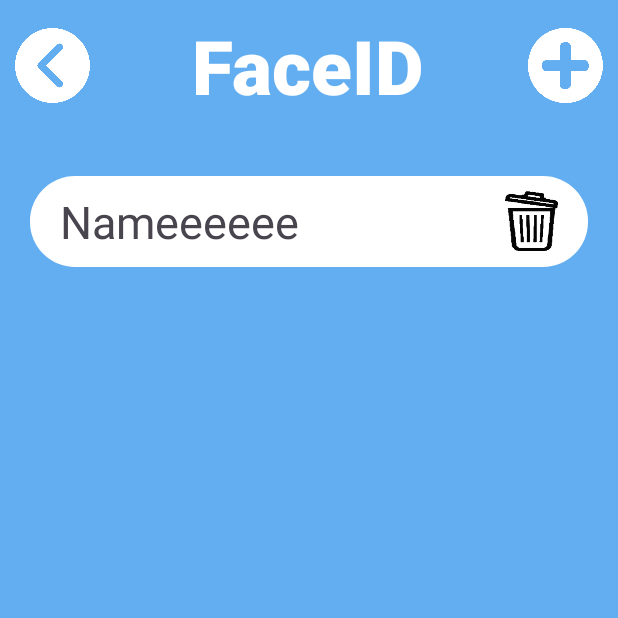
After one commit to minhnhatmn16/PBL5_SmartHome, an Android app: the FaceID screen opened directly, with no data from a screen before it, on a phone screen of 412 x 824 dp, the top half of it. The commit adds this screen. Run offline under Robolectric (Android 15) with nearby library versions, the phone set to English and light mode, and no system bars.

Commit message:
update faceid

```diff
--- a/SmartHome/app/src/main/AndroidManifest.xml
+++ b/SmartHome/app/src/main/AndroidManifest.xml
@@ -13,6 +13,9 @@
         android:theme="@style/Theme.SmartHome"
         tools:targetApi="31">
         <activity
+            android:name=".FaceID"
+            android:exported="false" />
+        <activity
             android:name=".MainActivity"
             android:exported="true">
             <intent-filter>
--- /dev/null
+++ b/SmartHome/app/src/main/java/com/example/smarthome/FaceID.java
@@ -0,0 +1,37 @@
+package com.example.smarthome;
+
+import android.content.Intent;
+import android.os.Bundle;
+import android.view.View;
+import android.widget.ImageButton;
+
+import androidx.activity.EdgeToEdge;
+import androidx.appcompat.app.AppCompatActivity;
+import androidx.core.graphics.Insets;
+import androidx.core.view.ViewCompat;
+import androidx.core.view.WindowInsetsCompat;
+
+public class FaceID extends AppCompatActivity {
+
+    ImageButton back_main;
+    @Override
+    protected void onCreate(Bundle savedInstanceState) {
+        super.onCreate(savedInstanceState);
+        EdgeToEdge.enable(this);
+        setContentView(R.layout.activity_face_id);
+        ViewCompat.setOnApplyWindowInsetsListener(findViewById(R.id.main), (v, insets) -> {
+            Insets systemBars = insets.getInsets(WindowInsetsCompat.Type.systemBars());
+            v.setPadding(systemBars.left, systemBars.top, systemBars.right, systemBars.bottom);
+            return insets;
+        });
+
+        back_main = findViewById(R.id.back_main);
+        back_main.setOnClickListener(new View.OnClickListener() {
+            @Override
+            public void onClick(View v) {
+                Intent intent  = new Intent(FaceID.this , MainActivity.class);
+                startActivity(intent);
+            }
+        });
+    }
+}
--- a/SmartHome/app/src/main/java/com/example/smarthome/MainActivity.java
+++ b/SmartHome/app/src/main/java/com/example/smarthome/MainActivity.java
@@ -1,5 +1,6 @@
 package com.example.smarthome;
 
+import android.content.Intent;
 import android.os.Bundle;
 import android.view.View;
 import android.widget.ImageButton;
@@ -30,6 +31,8 @@ public class MainActivity extends AppCompatActivity {
     DatabaseReference db_fan;
     Integer val_fan;
     SeekBar fan;
+
+    ImageButton faceid;
 
     DatabaseReference db_hum;
     Float val_hum;
@@ -62,6 +65,8 @@ public class MainActivity extends AppCompatActivity {
 
         db_fan = database.getReference("fan");
         fan = findViewById(R.id.fan);
+
+        faceid = findViewById(R.id.faceid);
 
         db_hum = database.getReference("hum");
         hum = findViewById(R.id.hum);
@@ -162,6 +167,15 @@ public class MainActivity extends AppCompatActivity {
             public void onStopTrackingTouch(SeekBar seekBar) {
             }
         });
+
+        faceid.setOnClickListener(new View.OnClickListener() {
+            @Override
+            public void onClick(View v) {
+                Intent intent = new Intent(MainActivity.this, FaceID.class);
+                startActivity(intent);
+            }
+        });
+
     }
 
 
--- /dev/null
+++ b/SmartHome/app/src/main/res/drawable/bg_list.xml
@@ -0,0 +1,8 @@
+<?xml version="1.0" encoding="utf-8"?>
+<shape xmlns:android="http://schemas.android.com/apk/res/android"
+    android:shape="rectangle">
+
+    <corners android:radius="30dp" />
+    <solid android:color="@color/white" />
+
+</shape>
--- /dev/null
+++ b/SmartHome/app/src/main/res/layout/activity_face_id.xml
@@ -0,0 +1,88 @@
+<?xml version="1.0" encoding="utf-8"?>
+<ScrollView xmlns:android="http://schemas.android.com/apk/res/android"
+    xmlns:app="http://schemas.android.com/apk/res-auto"
+    xmlns:tools="http://schemas.android.com/tools"
+    android:id="@+id/main"
+    android:layout_width="match_parent"
+    android:layout_height="match_parent"
+    android:orientation="vertical"
+    android:background="@color/color_bg"
+    tools:context=".FaceID">
+
+    <LinearLayout
+        android:layout_width="match_parent"
+        android:layout_height="wrap_content"
+        android:orientation="vertical">
+        <androidx.constraintlayout.widget.ConstraintLayout
+            android:layout_width="match_parent"
+            android:layout_height="wrap_content"
+            android:layout_marginTop="10dp">
+            <ImageButton
+                android:id="@+id/back_main"
+                android:layout_width="50dp"
+                android:layout_height="50dp"
+                android:background="@drawable/back"
+                app:layout_constraintBottom_toBottomOf="parent"
+                app:layout_constraintStart_toStartOf="parent"
+                app:layout_constraintTop_toTopOf="parent"
+                android:layout_marginLeft="10dp"/>
+
+                <ImageButton
+                android:id="@+id/add_face"
+                android:layout_width="50dp"
+                android:layout_height="50dp"
+                android:background="@drawable/add_face"
+                app:layout_constraintBottom_toBottomOf="parent"
+                app:layout_constraintEnd_toEndOf="parent"
+                app:layout_constraintTop_toTopOf="parent"
+                android:layout_marginRight="10dp"/>
+
+            <TextView
+                android:id="@+id/textView"
+                android:layout_width="wrap_content"
+                android:layout_height="wrap_content"
+                android:text="FaceID"
+                android:textSize="50dp"
+                android:fontFamily="sans-serif-medium"
+                android:textColor="@color/white"
+                android:textStyle="bold"
+                app:layout_constraintBottom_toBottomOf="parent"
+                app:layout_constraintEnd_toEndOf="parent"
+                app:layout_constraintHorizontal_bias="0.498"
+                app:layout_constraintStart_toStartOf="parent"
+                app:layout_constraintTop_toTopOf="parent"/>
+        </androidx.constraintlayout.widget.ConstraintLayout>
+
+        <LinearLayout
+            android:layout_width="match_parent"
+            android:layout_height="wrap_content"
+            android:background="@drawable/bg_list"
+            android:layout_marginTop="40dp"
+            android:layout_marginLeft="20dp"
+            android:layout_marginRight="20dp"
+            android:padding="10dp"
+            android:orientation="horizontal">
+            <TextView
+                android:layout_width="wrap_content"
+                android:layout_height="wrap_content"
+                android:text="Nameeeeee"
+                android:textSize="30dp"
+                android:layout_marginLeft="10dp"/>
+            <LinearLayout
+                android:layout_width="match_parent"
+                android:layout_height="wrap_content"
+                android:orientation="vertical">
+                <ImageButton
+                    android:id="@+id/delete"
+                    android:layout_width="35dp"
+                    android:layout_height="40dp"
+                    android:background="@drawable/delete"
+                    android:layout_gravity="right"
+                    android:layout_marginRight="10dp"/>
+            </LinearLayout>
+
+        </LinearLayout>
+
+
+    </LinearLayout>
+</ScrollView>
--- a/SmartHome/app/src/main/res/layout/activity_main.xml
+++ b/SmartHome/app/src/main/res/layout/activity_main.xml
@@ -202,6 +202,7 @@
                     android:gravity="center">
 
                     <ImageButton
+                        android:id="@+id/faceid"
                         android:layout_width="120dp"
                         android:layout_height="120dp"
                         android:background="@drawable/faceid"/>
```
Also changed, not shown: SmartHome/app/src/main/res/drawable/add_face.png (added), SmartHome/app/src/main/res/drawable/back.png (added), SmartHome/app/src/main/res/drawable/delete.png (added), 1 other file.
